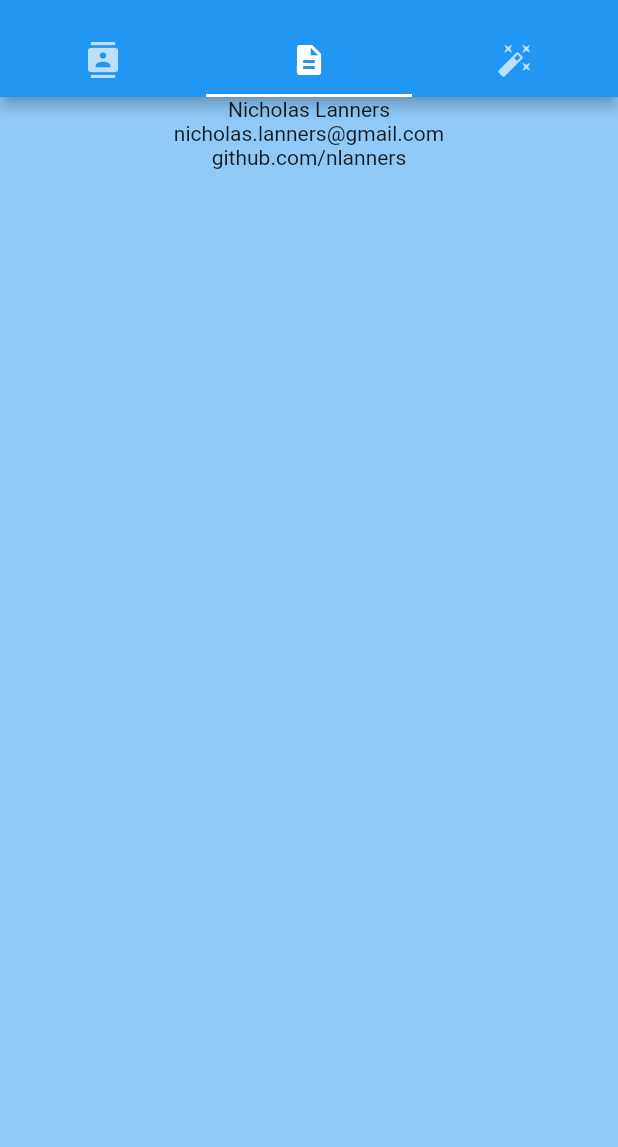
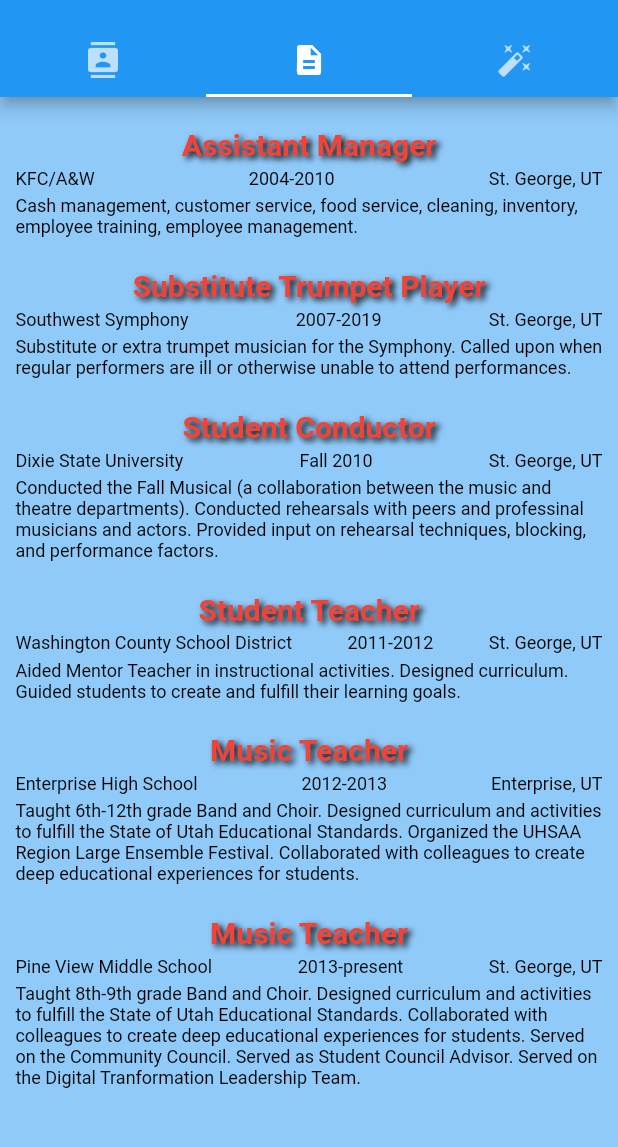
Before and after one commit to nlanners/call_me_maybe, a Flutter app: the screen it shows after launch, tab 2 chosen, on a phone screen of 412 x 824 dp, the part 59-1206 px from its top. Run offline on Flutter 3.47's test engine with Material 2 defaults, Android fonts, the phone set to English and light mode, and no system bars.

Commit message:
created and formatted Resume

```diff
--- a/lib/screens/resume.dart
+++ b/lib/screens/resume.dart
@@ -1,16 +1,113 @@
 import 'package:flutter/material.dart';
+import 'package:call_me_maybe/styles.dart';
+
+final jobs = [
+  <String, String>{
+    'title': 'Assistant Manager',
+    'company': 'KFC/A&W',
+    'dates': '2004-2010',
+    'location': 'St. George, UT',
+    'description': 'Cash management, customer service, food service, cleaning, inventory, employee training, employee management.'
+  },
+  <String, String>{
+    'title': 'Substitute Trumpet Player',
+    'company': 'Southwest Symphony',
+    'dates': '2007-2019',
+    'location': 'St. George, UT',
+    'description': 'Substitute or extra trumpet musician for the Symphony. Called upon when regular performers are ill or otherwise unable to attend performances.'
+  },
+  <String, String>{
+    'title': 'Student Conductor',
+    'company': 'Dixie State University',
+    'dates': 'Fall 2010',
+    'location': 'St. George, UT',
+    'description': 'Conducted the Fall Musical (a collaboration between the music and theatre departments). Conducted rehearsals with peers and professinal musicians and actors. Provided input on rehearsal techniques, blocking, and performance factors.'
+  },
+  <String, String>{
+    'title': 'Student Teacher',
+    'company': 'Washington County School District',
+    'dates': '2011-2012',
+    'location': 'St. George, UT',
+    'description': 'Aided Mentor Teacher in instructional activities. Designed curriculum. Guided students to create and fulfill their learning goals.'
+  },
+  <String, String>{
+    'title': 'Music Teacher',
+    'company': 'Enterprise High School',
+    'dates': '2012-2013',
+    'location': 'Enterprise, UT',
+    'description': 'Taught 6th-12th grade Band and Choir. Designed curriculum and activities to fulfill the State of Utah Educational Standards. Organized the UHSAA Region Large Ensemble Festival. Collaborated with colleagues to create deep educational experiences for students.'
+  },
+  <String, String>{
+    'title': 'Music Teacher',
+    'company': 'Pine View Middle School',
+    'dates': '2013-present',
+    'location': 'St. George, UT',
+    'description': 'Taught 8th-9th grade Band and Choir. Designed curriculum and activities to fulfill the State of Utah Educational Standards. Collaborated with colleagues to create deep educational experiences for students. Served on the Community Council. Served as Student Council Advisor. Served on the Digital Tranformation Leadership Team.'
+  }
+];
 
 class Resume extends StatelessWidget {
   const Resume({Key? key}) : super(key: key);
 
   @override
   Widget build(BuildContext context) {
-    return Column(
-      children: const [
-        Text('Nicholas Lanners'),
-        Text('nicholas.lanners@gmail.com'),
-        Text('github.com/nlanners'),
-      ]
+    return SingleChildScrollView(
+      padding: EdgeInsets.all(padding(context)),
+      child: Column(
+        mainAxisAlignment: MainAxisAlignment.spaceBetween,
+        children: createResume(jobs, context)
+      ),
     );
   }
 }
+
+Widget workEntry(Map entryInfo, BuildContext context) {
+  final title = entryInfo['title'];
+  final company = entryInfo['company'];
+  final dates = entryInfo['dates'];
+  final location = entryInfo['location'];
+  final description = entryInfo['description'];
+
+
+  return Padding(
+    padding: EdgeInsets.symmetric(vertical: padding(context)),
+    child: Column(
+      mainAxisAlignment: MainAxisAlignment.spaceBetween,
+      children: [
+        Text(title, style: Styles.titleText),
+        Padding(
+          padding: EdgeInsets.symmetric(vertical: textPadding(context)),
+          child: Row(
+            mainAxisAlignment: MainAxisAlignment.spaceBetween,
+            children: [
+              Text(company, style: Styles.jobText),
+              Text(dates, style: Styles.jobText),
+              Text(location, style: Styles.jobText)
+            ],
+          ),
+        ),
+        Align(alignment: Alignment.centerLeft, child: Text(description, style: Styles.jobText,)),
+      ],
+    ),
+  );
+}
+
+List<Widget> createResume(List jobs, BuildContext context) {
+List<Widget> resume = [];
+
+jobs.forEach( (job) {
+  resume.add(workEntry(job, context));
+});
+
+  return resume;
+}
+
+double padding(BuildContext context) {
+  return MediaQuery.of(context).size.width * 0.025;
+
+}
+
+double textPadding(BuildContext context) {
+  return MediaQuery.of(context).size.width * 0.01;
+
+}
--- a/lib/styles.dart
+++ b/lib/styles.dart
@@ -4,10 +4,11 @@
 
   static const _textSizeLarge = 25.0;
   static const _textSizeDefault = 20.0;
-  static const _textSizeSmall = 16.0;
+  static const _textSizeSmall = 12.0;
   static const Color _textColorDefault = Colors.black;
   static const Color _textColorFaint = Colors.blueGrey;
   static const Color _textColorBright = Colors.white;
+  static const Color _textColorSpecial = Colors.red;
   static const String _fontNameDefault = 'Roboto';
 
   static const navBarTitle = TextStyle(
@@ -45,4 +46,25 @@
     color: _textColorBright
   );
 
+  static const titleText = TextStyle(
+    fontFamily: _fontNameDefault,
+    fontWeight: FontWeight.bold,
+    fontSize: _textSizeDefault,
+    color: _textColorSpecial,
+    shadows: [
+      Shadow(
+        color: Colors.black,
+        blurRadius: 5,
+        offset: Offset(2.5, 2)
+      )
+    ]
+  );
+
+  static const jobText = TextStyle(
+    fontFamily: _fontNameDefault,
+    fontWeight: FontWeight.normal,
+    fontSize: _textSizeSmall,
+    color: _textColorDefault
+  );
+
 }
```
